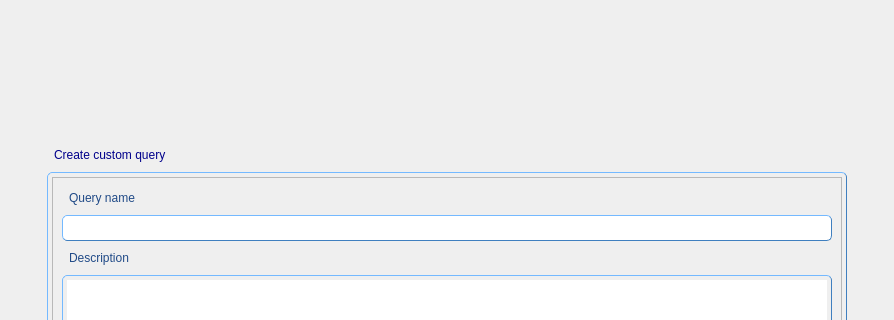
Qt form QBuilder/QBuilder/src/createcustqbuildform.ui (Rork96/QtProjects) before a commit; both pictures show x 0 to 894 and y 0 to 320 of the 894 by 615 pixel window.
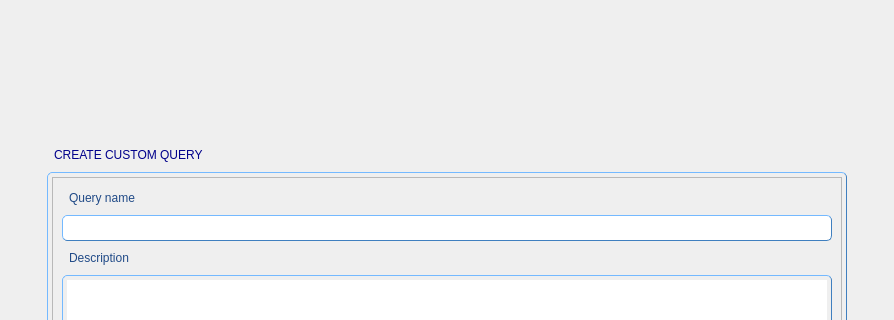
The same form after that commit.

```diff
--- a/QBuilder/QBuilder/src/createcustqbuildform.ui
+++ b/QBuilder/QBuilder/src/createcustqbuildform.ui
@@ -88,7 +88,7 @@
               }</string>
      </property>
      <property name="text">
-      <string>Create custom query</string>
+      <string>CREATE CUSTOM QUERY</string>
      </property>
     </widget>
    </item>
```
